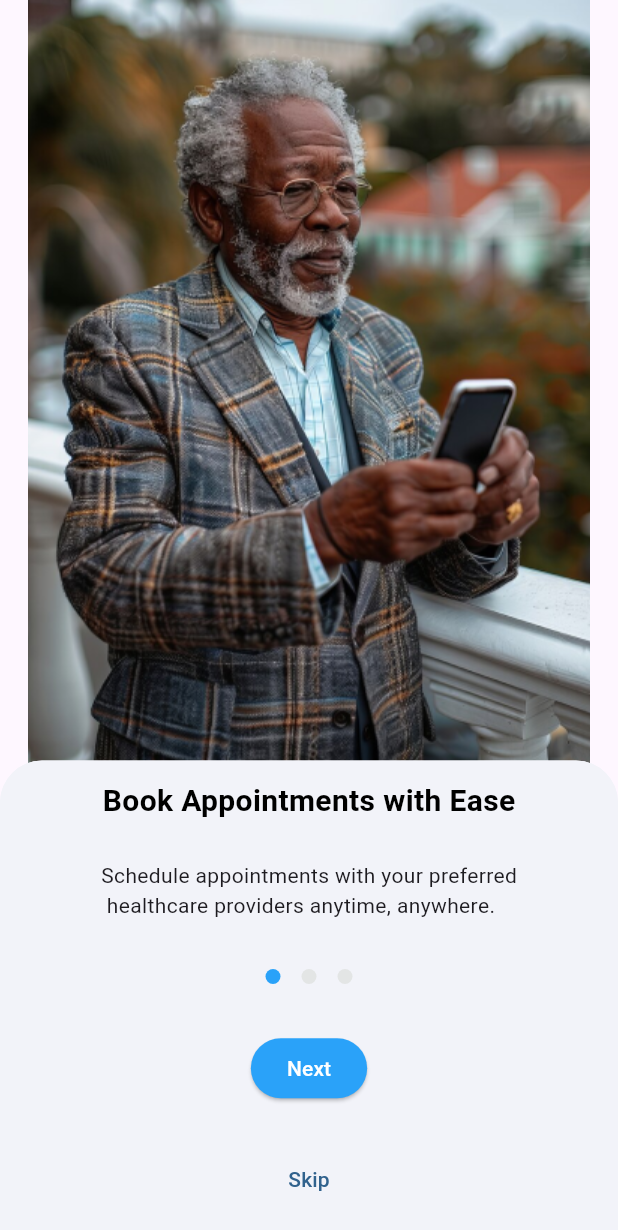
After one commit to xanderelsmith/E-Doc, a Flutter app: the screen it shows after launch, swiped to page 2, on a phone screen of 412 x 824 dp. The commit adds this screen. Shown: the top 1230 px of the screen. Run offline on Flutter 3.47's test engine with Material 3 defaults, Android fonts, the phone set to English and light mode, and no system bars.

Commit message:
onboarding

```diff
--- a/lib/main.dart
+++ b/lib/main.dart
@@ -1,5 +1,6 @@
 import 'package:flutter/material.dart';
-import 'package:healthai/src/features/onboarding/presentation/pages/pages.dart';
+import 'package:healthai/src/features/onboarding/presentation/pages/onboardingscreen.dart';
+import 'package:healthai/theme/apptheme.dart';
 
 void main() {
   runApp(const MyApp());
@@ -13,25 +14,7 @@ class MyApp extends StatelessWidget {
   Widget build(BuildContext context) {
     return MaterialApp(
         title: 'Flutter Demo',
-        theme: ThemeData(
-          // This is the theme of your application.
-          //
-          // TRY THIS: Try running your application with "flutter run". You'll see
-          // the application has a purple toolbar. Then, without quitting the app,
-          // try changing the seedColor in the colorScheme below to Colors.green
-          // and then invoke "hot reload" (save your changes or press the "hot
-          // reload" button in a Flutter-supported IDE, or press "r" if you used
-          // the command line to start the app).
-          //
-          // Notice that the counter didn't reset back to zero; the application
-          // state is not lost during the reload. To reset the state, use hot
-          // restart instead.
-          //
-          // This works for code too, not just values: Most code changes can be
-          // tested with just a hot reload.
-          colorScheme: ColorScheme.fromSeed(seedColor: Colors.deepPurple),
-          useMaterial3: true,
-        ),
+        theme: AppTheme.lighttheme,
         home: const OnboardingPage());
   }
 }
--- a/lib/src/features/onboarding/data/models/onboarding.dart
+++ b/lib/src/features/onboarding/data/models/onboarding.dart
@@ -9,3 +9,21 @@ class OnboardingModel {
     required this.imagesrc,
   });
 }
+
+List<OnboardingModel> onboardinglist = [
+  OnboardingModel(
+      title: 'Book Appointments with Ease',
+      message:
+          'Schedule appointments with your preferred\n healthcare providers anytime, anywhere.',
+      imagesrc: 'images/image1.png'),
+  OnboardingModel(
+      title: 'Get Personalized Healthcare',
+      message:
+          'Store and manage your health\n documents securely in one place.',
+      imagesrc: 'images/image2.png'),
+  OnboardingModel(
+      title: 'Get Expert Advice',
+      message:
+          'Ask questions, get answers, and receive\n personalized recommendations.',
+      imagesrc: 'images/image3.png'),
+];
--- a/lib/src/features/onboarding/domain/entities/entities.dart
+++ /dev/null
@@ -1,5 +0,0 @@
-
-    class OnboardingEntity {
-        // ...
-        // An entity represents a real-world object with a distinct identity.
-    }
--- /dev/null
+++ b/lib/src/features/onboarding/domain/entities/onboardingdataview.dart
@@ -0,0 +1,86 @@
+import 'package:flutter/material.dart';
+import 'package:healthai/src/features/onboarding/data/models/onboarding.dart';
+import 'package:healthai/src/features/onboarding/presentation/pages/onboardingscreen.dart';
+import 'package:healthai/styles/apptextstyles.dart';
+
+import '../../presentation/widgets/onboardinganimated_dot.dart';
+
+class OnBoardingInfoPages extends StatefulWidget {
+  const OnBoardingInfoPages({
+    super.key,
+  });
+
+  @override
+  State<OnBoardingInfoPages> createState() => _OnBoardingInfoPagesState();
+}
+
+class _OnBoardingInfoPagesState extends State<OnBoardingInfoPages> {
+  int changedValue = 0;
+  PageController pageController = PageController();
+  @override
+  Widget build(BuildContext context) {
+    return Scaffold(
+      bottomSheet: BottomSheet(
+        onClosing: () {},
+        builder: (context) => SizedBox(
+          height: getScreenSize(context).height / 2.6,
+          child: Column(
+            mainAxisAlignment: MainAxisAlignment.spaceAround,
+            children: [
+              Text(
+                onboardinglist[changedValue].title,
+                style: Apptextstyles.mediumBoldtextStyle
+                    .copyWith(color: Colors.black),
+              ),
+              Text(onboardinglist[changedValue].message),
+              Row(
+                mainAxisAlignment: MainAxisAlignment.center,
+                children: List.generate(
+                  onboardinglist.length,
+                  (index) => onBoardingDot(
+                      changedValue: changedValue,
+                      index: index,
+                      setpositionwidth: 10,
+                      kAnimationDotDuration: const Duration(milliseconds: 500)),
+                ),
+              ),
+              ElevatedButton(
+                  onPressed: () {
+                    pageController.nextPage(
+                      duration: const Duration(milliseconds: 500),
+                      curve: Curves.easeIn,
+                    );
+                  },
+                  child: const Text('Next')),
+              SizedBox(
+                  height: 50,
+                  child: (changedValue != onboardinglist.length - 1)
+                      ? TextButton(onPressed: () {}, child: const Text('Skip'))
+                      : null)
+            ],
+          ),
+        ),
+      ),
+      body: Column(
+        children: [
+          Expanded(
+            child: PageView.builder(
+                controller: pageController,
+                onPageChanged: (value) {
+                  setState(() {
+                    changedValue = value;
+                  });
+                },
+                itemCount: onboardinglist.length,
+                itemBuilder: (context, index) {
+                  return Image.asset(
+                    onboardinglist[index].imagesrc,
+                    alignment: Alignment.topCenter,
+                  );
+                }),
+          ),
+        ],
+      ),
+    );
+  }
+}
--- /dev/null
+++ b/lib/src/features/onboarding/presentation/pages/introscreen.dart
@@ -0,0 +1,58 @@
+import 'package:flutter/material.dart';
+import 'package:healthai/src/features/onboarding/presentation/pages/onboardingscreen.dart';
+
+import '../../../../../constant/appstrings.dart';
+import '../../../../../styles/apptextstyles.dart';
+
+class IntroScreen extends StatelessWidget {
+  const IntroScreen({
+    super.key,
+  });
+
+  @override
+  Widget build(BuildContext context) {
+    return SizedBox(
+      height: getScreenSize(context).height,
+      width: getScreenSize(context).width,
+      child: Stack(
+        children: [
+          Image.asset(
+            'images/base.png',
+            width: getScreenSize(context).width,
+            fit: BoxFit.cover,
+          ),
+          Align(
+            alignment: const Alignment(0, 0.9),
+            child: SizedBox(
+              height: getScreenSize(context).height / 3,
+              child: Column(
+                mainAxisSize: MainAxisSize.min,
+                crossAxisAlignment: CrossAxisAlignment.center,
+                mainAxisAlignment: MainAxisAlignment.spaceEvenly,
+                children: [
+                  Text(
+                    Appstrings.appName,
+                    textAlign: TextAlign.center,
+                    style: Apptextstyles.mediumBoldtextStyle.copyWith(
+                      fontWeight: FontWeight.w600,
+                    ),
+                  ),
+                  Text(
+                    Appstrings.descriptioon,
+                    textAlign: TextAlign.center,
+                    style: Apptextstyles.mediumBoldtextStyle,
+                  ),
+                  Text(
+                    Appstrings.subdescription,
+                    textAlign: TextAlign.center,
+                    style: Apptextstyles.smalltextStyle,
+                  )
+                ],
+              ),
+            ),
+          ),
+        ],
+      ),
+    );
+  }
+}
--- /dev/null
+++ b/lib/src/features/onboarding/presentation/pages/onboardingscreen.dart
@@ -0,0 +1,30 @@
+import 'package:flutter/material.dart';
+import 'package:healthai/constant/appstrings.dart';
+import 'package:healthai/src/features/onboarding/presentation/pages/introscreen.dart';
+import 'package:healthai/theme/appcolors.dart';
+
+import '../../../../../styles/apptextstyles.dart';
+import '../../data/models/onboarding.dart';
+import '../../domain/entities/onboardingdataview.dart';
+
+class OnboardingPage extends StatefulWidget {
+  const OnboardingPage({super.key});
+
+  @override
+  State<OnboardingPage> createState() => _OnboardingPageState();
+}
+
+class _OnboardingPageState extends State<OnboardingPage> {
+  @override
+  Widget build(BuildContext context) {
+    return Scaffold(
+      body: Column(children: [
+        Expanded(
+          child: PageView(children: [IntroScreen(), OnBoardingInfoPages()]),
+        )
+      ]),
+    );
+  }
+}
+
+Size getScreenSize(context) => MediaQuery.of(context).size;
--- a/lib/src/features/onboarding/presentation/pages/pages.dart
+++ /dev/null
@@ -1,60 +0,0 @@
-import 'package:flutter/material.dart';
-import 'package:healthai/constant/appstrings.dart';
-import 'package:healthai/theme/appcolors.dart';
-
-import '../../../../../styles/apptextstyles.dart';
-
-class OnboardingPage extends StatelessWidget {
-  const OnboardingPage({Key? key}) : super(key: key);
-
-  @override
-  Widget build(BuildContext context) {
-    return Scaffold(
-      body: SizedBox(
-        height: getScreenSize(context).height,
-        width: getScreenSize(context).width,
-        child: Stack(
-          children: [
-            Image.asset(
-              'images/base.png',
-              width: getScreenSize(context).width,
-              fit: BoxFit.cover,
-            ),
-            Align(
-              alignment: const Alignment(0, 0.9),
-              child: SizedBox(
-                height: getScreenSize(context).height / 3,
-                child: Column(
-                  mainAxisSize: MainAxisSize.min,
-                  crossAxisAlignment: CrossAxisAlignment.center,
-                  mainAxisAlignment: MainAxisAlignment.spaceEvenly,
-                  children: [
-                    Text(
-                      Appstrings.appName,
-                      textAlign: TextAlign.center,
-                      style: Apptextstyles.mediumBoldtextStyle.copyWith(
-                        fontWeight: FontWeight.w600,
-                      ),
-                    ),
-                    Text(
-                      Appstrings.descriptioon,
-                      textAlign: TextAlign.center,
-                      style: Apptextstyles.mediumBoldtextStyle,
-                    ),
-                    Text(
-                      Appstrings.subdescription,
-                      textAlign: TextAlign.center,
-                      style: Apptextstyles.smalltextStyle,
-                    )
-                  ],
-                ),
-              ),
-            ),
-          ],
-        ),
-      ),
-    );
-  }
-}
-
-Size getScreenSize(context) => MediaQuery.of(context).size;
--- /dev/null
+++ b/lib/src/features/onboarding/presentation/widgets/onboardinganimated_dot.dart
@@ -0,0 +1,19 @@
+import 'package:flutter/material.dart';
+import 'package:healthai/theme/appcolors.dart';
+
+AnimatedContainer onBoardingDot(
+    {int? index,
+    changedValue,
+    double? setpositionwidth,
+    required Duration kAnimationDotDuration}) {
+  return AnimatedContainer(
+    margin: const EdgeInsets.all(7),
+    duration: kAnimationDotDuration,
+    height: 10,
+    width: index == changedValue ? setpositionwidth : 10,
+    decoration: BoxDecoration(
+      color: index == changedValue ? AppColors.primaryColor : AppColors.grey,
+      borderRadius: BorderRadius.circular(10),
+    ),
+  );
+}
--- a/lib/theme/appcolors.dart
+++ b/lib/theme/appcolors.dart
@@ -3,4 +3,5 @@ import 'package:flutter/material.dart';
 class AppColors {
   static Color primaryColor = const Color(0xff2AA2F9);
   static Color white = Colors.white;
+  static const Color grey = Color(0xffE3E5E5);
 }
--- a/lib/theme/apptheme.dart
+++ b/lib/theme/apptheme.dart
@@ -0,0 +1,12 @@
+import 'package:flutter/material.dart';
+import 'package:healthai/theme/appcolors.dart';
+
+class AppTheme {
+  static ThemeData lighttheme = ThemeData.light().copyWith(
+      colorScheme: ColorScheme.fromSeed(seedColor: AppColors.primaryColor),
+      elevatedButtonTheme: ElevatedButtonThemeData(
+          style: ElevatedButton.styleFrom(
+              foregroundColor: AppColors.white,
+              backgroundColor: AppColors.primaryColor)));
+  static ThemeData darktheme = ThemeData.dark();
+}
```
